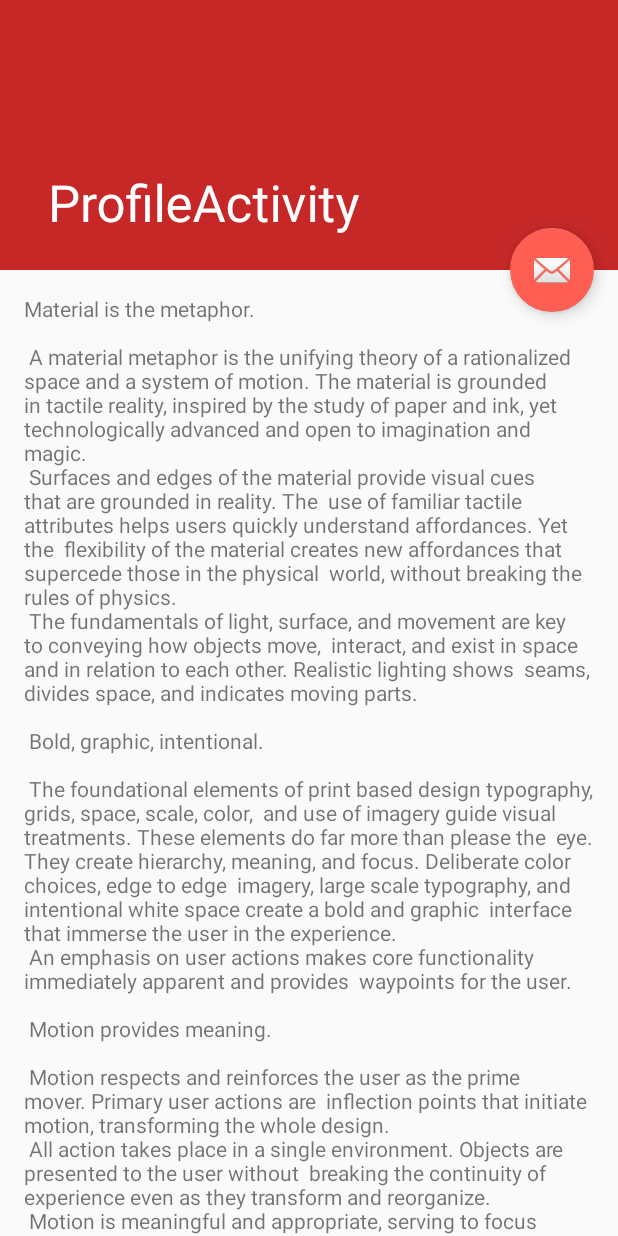
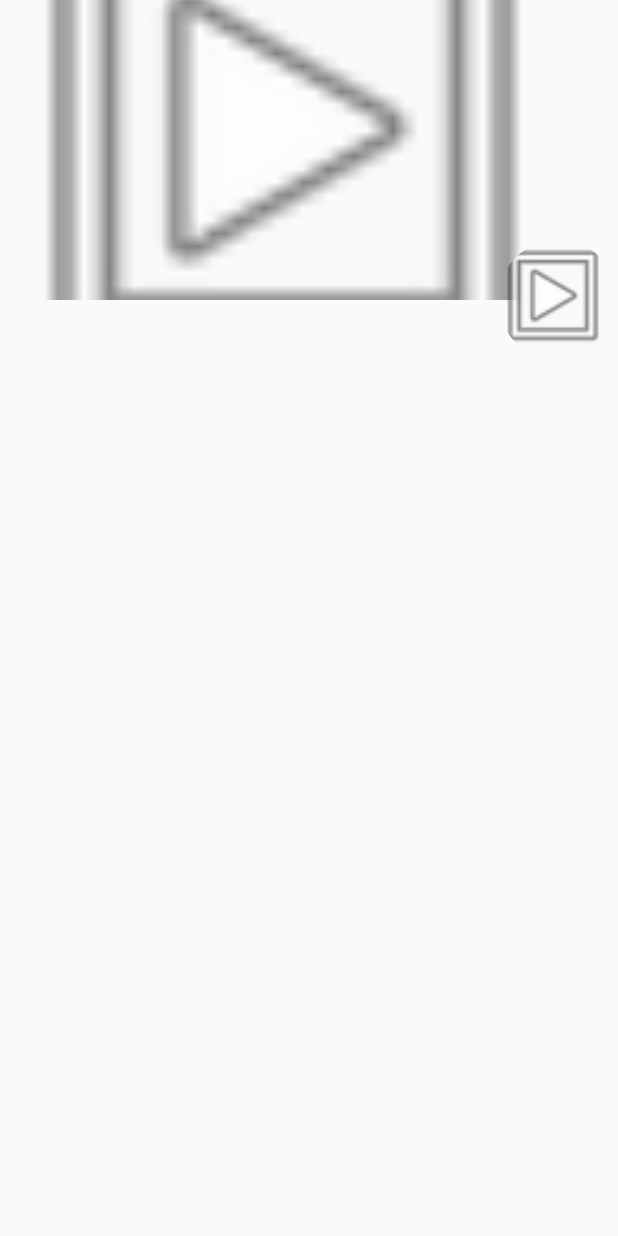
Before and after one commit to Alvtron/Matbit, an Android app: the screen it shows after launch once a user with an empty profile is signed in (ProfileActivity before the commit, UserActivity after it), after a tap on "Min profil", on a phone screen of 412 x 824 dp. Run offline under Robolectric (Android 15) with nearby library versions, the phone set to English and light mode, and no system bars; our stand-ins replace CircleImageView, Firebase (no records; nobody signed in at launch, a user with empty details on screens opened directly); pictures from the network do not load; 5 statements that could not run were skipped; 1 other tap on this screen came first.

Commit message:
More work on search filtering. Added user page.

```diff
--- a/app/build.gradle
+++ b/app/build.gradle
@@ -5,8 +5,8 @@ android {
         config {
             keyAlias 'MatbitKey'
             keyPassword '#Alvtron1'
-            storeFile file('C:/Users/unibl/Desktop/Matbit/matbit.jks')
-            //storeFile file('C:/Users/thoma/Google Drive/Hogskolen i Ostfold/Android Workspace/Matbit/matbit.jks')
+            //storeFile file('C:/Users/unibl/Desktop/Matbit/matbit.jks')
+            storeFile file('C:/Users/thoma/Desktop/Matbit/matbit.jks')
             storePassword '#Alvtron1'
         }
     }
--- a/app/src/main/java/net/r3dcraft/matbit/MainActivity.java
+++ b/app/src/main/java/net/r3dcraft/matbit/MainActivity.java
@@ -17,11 +17,6 @@ import android.view.Menu;
 import android.view.MenuItem;
 import android.widget.ImageView;
 import android.widget.TextView;
-
-import com.google.firebase.auth.FirebaseAuth;
-import com.google.firebase.auth.FirebaseUser;
-import com.google.firebase.database.DatabaseReference;
-import com.google.firebase.database.FirebaseDatabase;
 
 import java.util.ArrayList;
 
@@ -160,7 +155,7 @@ public class MainActivity extends AppCompatActivity
         int id = item.getItemId();
 
         if (id == R.id.nav_profile) {
-            startActivity(new Intent(MainActivity.this, ProfileActivity.class));
+            startActivity(new Intent(MainActivity.this, UserActivity.class));
         } else if (id == R.id.nav_feed) {
             startActivity(new Intent(MainActivity.this, FeedActivity.class));
         } else if (id == R.id.nav_find_user) {
--- a/app/src/main/java/net/r3dcraft/matbit/MatbitDatabase.java
+++ b/app/src/main/java/net/r3dcraft/matbit/MatbitDatabase.java
@@ -167,7 +167,7 @@ public final class MatbitDatabase {
     }
 
     public static void goToUser(final Context CONTEXT, final String UID) {
-        Intent intent = new Intent(CONTEXT, ProfileActivity.class);
+        Intent intent = new Intent(CONTEXT, UserActivity.class);
         intent.putExtra("userID", UID);
         CONTEXT.startActivity(intent);
     }
--- a/app/src/main/java/net/r3dcraft/matbit/ProfileActivity.java
+++ /dev/null
@@ -1,32 +0,0 @@
-package net.r3dcraft.matbit;
-
-import android.os.Bundle;
-import android.support.design.widget.FloatingActionButton;
-import android.support.design.widget.Snackbar;
-import android.support.v7.app.AppCompatActivity;
-import android.support.v7.widget.Toolbar;
-import android.view.View;
-
-/**
- * Created by Thomas Angeland, student at Ostfold University College, on 16.10.2017
- */
-
-public class ProfileActivity extends AppCompatActivity {
-
-    @Override
-    protected void onCreate(Bundle savedInstanceState) {
-        super.onCreate(savedInstanceState);
-        setContentView(R.layout.activity_profile);
-        Toolbar toolbar = (Toolbar) findViewById(R.id.toolbar);
-        setSupportActionBar(toolbar);
-
-        FloatingActionButton fab = (FloatingActionButton) findViewById(R.id.fab);
-        fab.setOnClickListener(new View.OnClickListener() {
-            @Override
-            public void onClick(View view) {
-                Snackbar.make(view, "Replace with your own action", Snackbar.LENGTH_LONG)
-                        .setAction("Action", null).show();
-            }
-        });
-    }
-}
--- a/app/src/main/java/net/r3dcraft/matbit/Recipe.java
+++ b/app/src/main/java/net/r3dcraft/matbit/Recipe.java
@@ -21,8 +21,6 @@ import java.util.Map;
 
 public class Recipe {
     private static final String TAG = "Recipe";
-    private static final boolean THUMBS_UP = true;
-    private static final boolean THUMBS_DOWN = false;
     private String id;
     private RecipeData data;
     private boolean synced = false;
--- a/app/src/main/java/net/r3dcraft/matbit/RecipeAdapter.java
+++ b/app/src/main/java/net/r3dcraft/matbit/RecipeAdapter.java
@@ -33,7 +33,6 @@ public class RecipeAdapter extends RecyclerView.Adapter<RecipeAdapter.RecipeView
         @Override
         public int compare(Recipe a, Recipe b) {
             return comparator.compare(a, b);
-
         }
 
         @Override
--- a/app/src/main/java/net/r3dcraft/matbit/User.java
+++ b/app/src/main/java/net/r3dcraft/matbit/User.java
@@ -13,8 +13,19 @@ import java.util.Map;
 public class User {
     private String id;
     private UserData data;
+    private boolean synced = false;
 
     public User() {
+    }
+
+    public User(final DataSnapshot DATA_SNAPSHOT) {
+        downloadData(DATA_SNAPSHOT);
+    }
+
+    public boolean downloadData(final DataSnapshot DATA_SNAPSHOT) {;
+        this.id = DATA_SNAPSHOT.getKey();
+        this.data = DATA_SNAPSHOT.getValue(UserData.class);
+        return synced = true;
     }
 
     public String getId() {
--- /dev/null
+++ b/app/src/main/java/net/r3dcraft/matbit/UserActivity.java
@@ -0,0 +1,44 @@
+package net.r3dcraft.matbit;
+
+import android.content.Context;
+import android.support.v7.app.AppCompatActivity;
+import android.os.Bundle;
+import android.util.Log;
+import android.widget.Toast;
+
+import com.google.firebase.database.DataSnapshot;
+import com.google.firebase.database.DatabaseError;
+import com.google.firebase.database.ValueEventListener;
+
+public class UserActivity extends AppCompatActivity {
+    private static final String TAG = "UserActivity";
+    private Context context;
+    private Bundle bundle;
+    private String userID;
+    private User user;
+    @Override
+    protected void onCreate(Bundle savedInstanceState) {
+        super.onCreate(savedInstanceState);
+        setContentView(R.layout.activity_profile);
+        context = this;
+        bundle = getIntent().getExtras();
+        userID = bundle.getString("userID");
+    }
+
+    @Override
+    protected void onStart() {
+        super.onStart();
+        MatbitDatabase.USERS.child(userID).addListenerForSingleValueEvent(new ValueEventListener() {
+            @Override
+            public void onDataChange(DataSnapshot dataSnapshot) {
+                user = new User(dataSnapshot);
+                Toast.makeText(context, user.getData().getNickname(), Toast.LENGTH_SHORT).show();
+            }
+
+            @Override
+            public void onCancelled(DatabaseError databaseError) {
+                Log.w(TAG, "loadPost:onCancelled", databaseError.toException());
+            }
+        });
+    }
+}
--- a/app/src/main/res/layout/activity_profile.xml
+++ b/app/src/main/res/layout/activity_profile.xml
@@ -1,46 +1,30 @@
 <?xml version="1.0" encoding="utf-8"?>
-<android.support.design.widget.CoordinatorLayout xmlns:android="http://schemas.android.com/apk/res/android"
+<android.support.constraint.ConstraintLayout xmlns:android="http://schemas.android.com/apk/res/android"
     xmlns:app="http://schemas.android.com/apk/res-auto"
     xmlns:tools="http://schemas.android.com/tools"
     android:layout_width="match_parent"
     android:layout_height="match_parent"
-    android:fitsSystemWindows="true"
-    tools:context="net.r3dcraft.matbit.ProfileActivity">
+    tools:context="net.r3dcraft.matbit.UserActivity">
 
-    <android.support.design.widget.AppBarLayout
-        android:id="@+id/app_bar"
-        android:layout_width="match_parent"
-        android:layout_height="@dimen/app_bar_height"
-        android:fitsSystemWindows="true"
-        android:theme="@style/AppTheme.AppBarOverlay">
+    <android.support.v7.widget.AppCompatImageView
+        android:id="@+id/user_activity_banner"
+        android:layout_width="0dp"
+        android:layout_height="200dp"
+        android:src="@drawable/ic_menu_slideshow"
+        android:scaleType="centerCrop"
+        app:layout_constraintEnd_toEndOf="parent"
+        app:layout_constraintStart_toStartOf="parent"
+        app:layout_constraintTop_toTopOf="parent" />
 
-        <android.support.design.widget.CollapsingToolbarLayout
-            android:id="@+id/toolbar_layout"
-            android:layout_width="match_parent"
-            android:layout_height="match_parent"
-            android:fitsSystemWindows="true"
-            app:contentScrim="?attr/colorPrimary"
-            app:layout_scrollFlags="scroll|exitUntilCollapsed">
+    <de.hdodenhof.circleimageview.CircleImageView
+        android:id="@+id/user_activity_profile_photo"
+        android:layout_width="80dp"
+        android:layout_height="80dp"
+        android:scaleType="centerCrop"
+        android:src="@drawable/ic_menu_slideshow"
+        app:layout_constraintBottom_toBottomOf="@+id/user_activity_banner"
+        app:layout_constraintEnd_toEndOf="parent"
+        app:layout_constraintLeft_toLeftOf="parent"
+        app:layout_constraintTop_toBottomOf="@+id/user_activity_banner" />
 
-            <android.support.v7.widget.Toolbar
-                android:id="@+id/toolbar"
-                android:layout_width="match_parent"
-                android:layout_height="?attr/actionBarSize"
-                app:layout_collapseMode="pin"
-                app:popupTheme="@style/AppTheme.PopupOverlay" />
-
-        </android.support.design.widget.CollapsingToolbarLayout>
-    </android.support.design.widget.AppBarLayout>
-
-    <include layout="@layout/content_profile" />
-
-    <android.support.design.widget.FloatingActionButton
-        android:id="@+id/fab"
-        android:layout_width="wrap_content"
-        android:layout_height="wrap_content"
-        android:layout_margin="@dimen/fab_margin"
-        app:layout_anchor="@id/app_bar"
-        app:layout_anchorGravity="bottom|end"
-        app:srcCompat="@android:drawable/ic_dialog_email" />
-
-</android.support.design.widget.CoordinatorLayout>
+</android.support.constraint.ConstraintLayout>
--- a/app/src/main/res/layout/content_profile.xml
+++ /dev/null
@@ -1,17 +0,0 @@
-<?xml version="1.0" encoding="utf-8"?>
-<android.support.v4.widget.NestedScrollView xmlns:android="http://schemas.android.com/apk/res/android"
-    xmlns:app="http://schemas.android.com/apk/res-auto"
-    xmlns:tools="http://schemas.android.com/tools"
-    android:layout_width="match_parent"
-    android:layout_height="match_parent"
-    app:layout_behavior="@string/appbar_scrolling_view_behavior"
-    tools:context="net.r3dcraft.matbit.ProfileActivity"
-    tools:showIn="@layout/activity_profile">
-
-    <TextView
-        android:layout_width="wrap_content"
-        android:layout_height="wrap_content"
-        android:layout_margin="@dimen/text_margin"
-        android:text="@string/large_text" />
-
-</android.support.v4.widget.NestedScrollView>
```
Also changed, not shown: app/src/main/AndroidManifest.xml (+3 -4 lines), app/src/main/java/net/r3dcraft/matbit/FragmentRecipeInfo.java (+10 -7 lines), app/src/main/java/net/r3dcraft/matbit/RecipeActivity.java (+2 -17 lines), app/src/main/java/net/r3dcraft/matbit/SearchActivity.java (+8 -16 lines).
